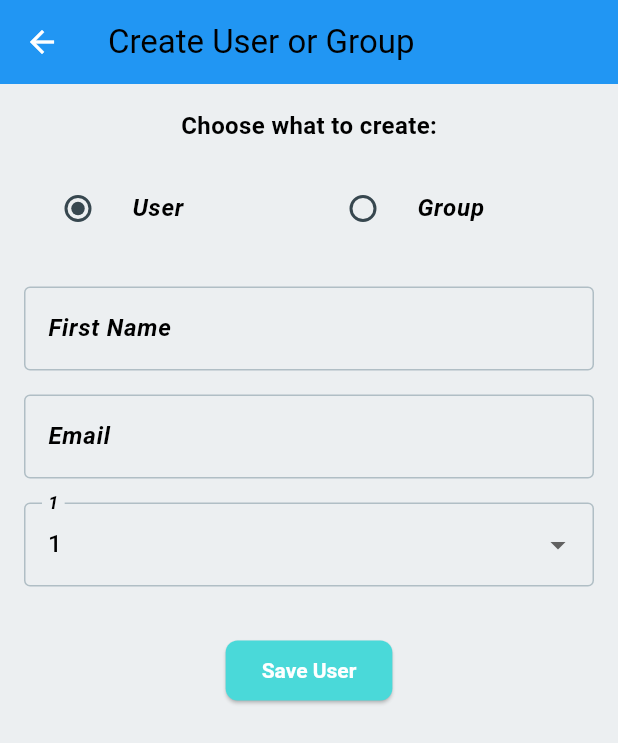
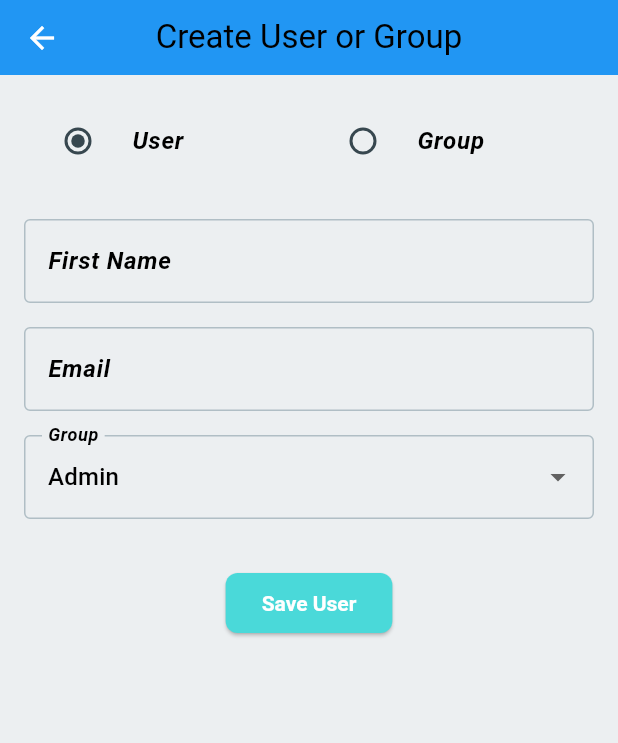
Before and after one commit to RegisSalesRA/flask_flutter, a Flutter app: the screen it shows after launch, after a tap on the "add" icon, on a phone screen of 412 x 824 dp. Shown: the top 743 px of the screen. Run offline on Flutter 3.47's test engine with Material 3 defaults, Android fonts, the phone set to English and light mode, and no system bars; our stand-ins replace bloc, equatable, flutter_bloc, get_it; network calls fail; Roboto replaces fonts that are missing (Rubik).

Commit message:
deixando o código mais limpo e dividindo responsabilidades

```diff
--- /dev/null
+++ b/client/lib/application/helpers/handler_erros_helper.dart
@@ -0,0 +1,30 @@
+  import '../pages/users/bloc/users_bloc.dart';
+
+UserError handleError(dynamic e) {
+    if (e is NetworkException) {
+      return UserError("Network Error: ${e.message}");
+    } else if (e is TimeoutException) {
+      return UserError("Request timed out. Please try again.");
+    } else {
+      return UserError("Unexpected error occurred: ${e.toString()}");
+    }
+  }
+
+
+class NetworkException implements Exception {
+  final String message;
+
+  NetworkException([this.message = 'Network error occurred']);
+
+  @override
+  String toString() => message;
+}
+
+class TimeoutException implements Exception {
+  final String message;
+
+  TimeoutException([this.message = 'Request timed out']);
+
+  @override
+  String toString() => message;
+}
--- a/client/lib/application/pages/users/bloc/users_bloc.dart
+++ b/client/lib/application/pages/users/bloc/users_bloc.dart
@@ -1,4 +1,5 @@
 import 'package:bloc/bloc.dart';
+import 'package:client/application/helpers/handler_erros_helper.dart';
 import 'package:client/domain/usecases/user_usercases.dart';
 import 'package:equatable/equatable.dart';
 import '../../../../data/models/user_model.dart';
@@ -22,7 +23,7 @@ class UserBloc extends Bloc<UserEvent, UserState> {
       final users = await userUseCases.getusers();
       emit(UserLoaded(users));
     } catch (e) {
-      emit(_handleError(e));
+      emit(handleError(e));
     }
   }
 
@@ -34,7 +35,7 @@ class UserBloc extends Bloc<UserEvent, UserState> {
           ..add(event.user);
         emit(UserLoaded(updatedUsers));
       } catch (e) {
-        emit(_handleError(e));
+        emit(handleError(e));
       }
     }
   }
@@ -48,7 +49,7 @@ class UserBloc extends Bloc<UserEvent, UserState> {
         }).toList();
         emit(UserLoaded(updatedUsers));
       } catch (e) {
-        emit(_handleError(e));
+        emit(handleError(e));
       }
     }
   }
@@ -63,36 +64,8 @@ class UserBloc extends Bloc<UserEvent, UserState> {
             .toList();
         emit(UserLoaded(updatedUsers));
       } catch (e) {
-        emit(_handleError(e));
+        emit(handleError(e));
       }
     }
   }
-
-  UserError _handleError(dynamic e) {
-    if (e is NetworkException) {
-      return UserError("Network Error: ${e.message}");
-    } else if (e is TimeoutException) {
-      return UserError("Request timed out. Please try again.");
-    } else {
-      return UserError("Unexpected error occurred: ${e.toString()}");
-    }
-  }
 }
-
-class NetworkException implements Exception {
-  final String message;
-
-  NetworkException([this.message = 'Network error occurred']);
-
-  @override
-  String toString() => message;
-}
-
-class TimeoutException implements Exception {
-  final String message;
-
-  TimeoutException([this.message = 'Request timed out']);
-
-  @override
-  String toString() => message;
-}
--- a/client/lib/application/pages/users/create_users_or_grup_page.dart
+++ b/client/lib/application/pages/users/create_users_or_grup_page.dart
@@ -1,7 +1,7 @@
-import 'package:client/data/models/user_model.dart';
+import 'package:client/application/pages/users/widgets/appbar_widget.dart';
+import 'package:client/application/pages/users/widgets/group_form_widget.dart';
+import 'package:client/application/pages/users/widgets/user_form_widget.dart';
 import 'package:flutter/material.dart';
-import 'package:flutter_bloc/flutter_bloc.dart';
-import 'bloc/users_bloc.dart';
 
 class CreateUserOrGroupPage extends StatefulWidget {
   const CreateUserOrGroupPage({super.key});
@@ -15,22 +15,18 @@ class _CreateUserOrGroupPageState extends State<CreateUserOrGroupPage> {
 
   @override
   Widget build(BuildContext context) {
+    final themeData = Theme.of(context);
     return Scaffold(
-      appBar: AppBar(
-        title: const Text("Create User or Group"),
+      appBar: AppBarWidget(
+        title: "Create User or Group",
+        themeData: themeData,
+        widgetAction: SizedBox(),
       ),
       body: Padding(
         padding: const EdgeInsets.all(16.0),
         child: Column(
           crossAxisAlignment: CrossAxisAlignment.start,
           children: [
-            const Center(
-              child: Text(
-                "Choose what to create:",
-                style: TextStyle(fontSize: 16, fontWeight: FontWeight.bold),
-              ),
-            ),
-            const SizedBox(height: 16),
             Row(
               children: [
                 Expanded(
@@ -71,141 +67,3 @@ class _CreateUserOrGroupPageState extends State<CreateUserOrGroupPage> {
     );
   }
 }
-
-class CreateUserForm extends StatefulWidget {
-  const CreateUserForm({super.key});
-
-  @override
-  _CreateUserFormState createState() => _CreateUserFormState();
-}
-
-class _CreateUserFormState extends State<CreateUserForm> {
-  final _formKey = GlobalKey<FormState>();
-  final TextEditingController _firstNameController = TextEditingController();
-  final TextEditingController _emailController = TextEditingController();
-  int? _selectedGroup = 1;
-
-  final List<int> _groups = [1, 2, 3];
-
-  @override
-  Widget build(BuildContext context) {
-    return Form(
-      key: _formKey,
-      child: Column(
-        children: [
-          TextFormField(
-            controller: _firstNameController,
-            decoration: const InputDecoration(labelText: "First Name"),
-            validator: (value) {
-              if (value == null || value.isEmpty) {
-                return "Please enter the first name";
-              }
-              return null;
-            },
-          ),
-          const SizedBox(height: 16),
-          TextFormField(
-            controller: _emailController,
-            decoration: const InputDecoration(labelText: "Email"),
-            keyboardType: TextInputType.emailAddress,
-            validator: (value) {
-              if (value == null || value.isEmpty) {
-                return "Please enter the email";
-              }
-              if (!RegExp(r'^[^@]+@[^@]+\.[^@]+').hasMatch(value)) {
-                return "Please enter a valid email address";
-              }
-              return null;
-            },
-          ),
-          const SizedBox(height: 16),
-          DropdownButtonFormField<int>(
-            decoration: const InputDecoration(labelText: "1"),
-            value: _selectedGroup,
-            items: _groups.map((group) {
-              return DropdownMenuItem(
-                value: group,
-                child: Text(group.toString()),
-              );
-            }).toList(),
-            onChanged: (value) {
-              setState(() {
-                _selectedGroup = value!;
-              });
-            },
-            validator: (value) {
-              if (value == null) {
-                return "Please select a group";
-              }
-              return null;
-            },
-          ),
-          const SizedBox(height: 32),
-          ElevatedButton(
-            onPressed: () {
-              if (_formKey.currentState!.validate()) {
-                final userModel = UserModel(
-                  id: 0,
-                  firstName: _firstNameController.text,
-                  email: _emailController.text,
-                  group: {"groupId": _selectedGroup},
-                );
-                context.read<UserBloc>().add(
-                      AddUser(userModel),
-                    );
-                Navigator.pop(context);
-              }
-            },
-            child: const Text("Save User"),
-          )
-        ],
-      ),
-    );
-  }
-}
-
-class CreateGroupForm extends StatefulWidget {
-  const CreateGroupForm({super.key});
-
-  @override
-  _CreateGroupFormState createState() => _CreateGroupFormState();
-}
-
-class _CreateGroupFormState extends State<CreateGroupForm> {
-  final _formKey = GlobalKey<FormState>();
-  final TextEditingController _groupNameController = TextEditingController();
-
-  @override
-  Widget build(BuildContext context) {
-    return Form(
-      key: _formKey,
-      child: Column(
-        children: [
-          TextFormField(
-            controller: _groupNameController,
-            decoration: const InputDecoration(labelText: "Group Name"),
-            validator: (value) {
-              if (value == null || value.isEmpty) {
-                return "Please enter the group name";
-              }
-              return null;
-            },
-          ),
-          const SizedBox(height: 32),
-          ElevatedButton(
-            onPressed: () {
-              if (_formKey.currentState!.validate()) {
-                final groupName = _groupNameController.text;
-
-                print("Group Name: $groupName");
-
-                Navigator.pop(context);
-              }
-            },
-            child: const Text("Save Group"),
-          ),
-        ],
-      ),
-    );
-  }
-}
--- a/client/lib/application/pages/users/users_page.dart
+++ b/client/lib/application/pages/users/users_page.dart
@@ -1,10 +1,10 @@
 import 'package:client/application/pages/users/bloc/users_bloc.dart';
 import 'package:client/application/pages/users/create_users_or_grup_page.dart';
+import 'package:client/application/pages/users/widgets/appbar_widget.dart';
 import 'package:client/application/pages/users/widgets/form_update_widget.dart';
 import 'package:flutter/material.dart';
 import 'package:flutter_bloc/flutter_bloc.dart';
 import 'package:provider/provider.dart';
-
 import '../../core/services/theme_service.dart';
 
 class UserPageProvider extends StatefulWidget {
@@ -27,20 +27,15 @@ class _UserPageState extends State<UserPageProvider> {
   Widget build(BuildContext context) {
     final themeData = Theme.of(context);
     return Scaffold(
-      appBar: AppBar(
-        title: Text(
-          "Users list",
-          style: themeData.textTheme.bodyLarge,
+      appBar: AppBarWidget(
+        themeData: themeData,
+        title: "Flask Flutter Bloc",
+        widgetAction: Switch(
+          value: Provider.of<ThemeService>(context).isDarkModeOn,
+          onChanged: (_) {
+            Provider.of<ThemeService>(context, listen: false).toggleTheme();
+          },
         ),
-        centerTitle: true,
-        actions: [
-          Switch(
-            value: Provider.of<ThemeService>(context).isDarkModeOn,
-            onChanged: (_) {
-              Provider.of<ThemeService>(context, listen: false).toggleTheme();
-            },
-          ),
-        ],
       ),
       body: SizedBox(
         height: MediaQuery.of(context).size.height,
--- /dev/null
+++ b/client/lib/application/pages/users/widgets/appbar_widget.dart
@@ -0,0 +1,29 @@
+import 'package:flutter/material.dart';
+
+class AppBarWidget extends StatelessWidget implements PreferredSizeWidget {
+  final String? title;
+  final Widget? widgetAction;
+  final ThemeData themeData;
+  const AppBarWidget(
+      {Key? key,
+      required this.title,
+      required this.widgetAction,
+      required this.themeData})
+      : super(key: key);
+
+  @override
+  Size get preferredSize => const Size.fromHeight(50);
+
+  @override
+  Widget build(BuildContext context) {
+    return AppBar(
+      foregroundColor: Colors.grey.shade400,
+      centerTitle: true,
+      title: Text(
+        title!,
+        style: Theme.of(context).textTheme.titleLarge,
+      ),
+      actions: [widgetAction!],
+    );
+  }
+}
--- /dev/null
+++ b/client/lib/application/pages/users/widgets/user_form_widget.dart
@@ -0,0 +1,106 @@
+import 'package:client/application/pages/users/bloc/users_bloc.dart';
+import 'package:client/data/models/user_model.dart';
+import 'package:flutter/material.dart';
+import 'package:flutter_bloc/flutter_bloc.dart';
+
+class CreateUserForm extends StatefulWidget {
+  const CreateUserForm({super.key});
+
+  @override
+  _CreateUserFormState createState() => _CreateUserFormState();
+}
+
+class _CreateUserFormState extends State<CreateUserForm> {
+  final _formKey = GlobalKey<FormState>();
+  final TextEditingController _firstNameController = TextEditingController();
+  final TextEditingController _emailController = TextEditingController();
+  int? _selectedGroup = 1;
+
+  final List<Map<String, dynamic>> _groups = [
+    {"id": 1, "name": "Admin"},
+    {"id": 2, "name": "User"},
+    {"id": 3, "name": "Guest"}
+  ];
+
+  @override
+  void dispose() {
+    _firstNameController.dispose();
+    _emailController.dispose();
+    super.dispose();
+  }
+
+  @override
+  Widget build(BuildContext context) {
+    return Form(
+      key: _formKey,
+      child: Column(
+        children: [
+          TextFormField(
+            controller: _firstNameController,
+            decoration: const InputDecoration(labelText: "First Name"),
+            validator: (value) {
+              if (value == null || value.isEmpty) {
+                return "Please enter the first name";
+              }
+              return null;
+            },
+          ),
+          const SizedBox(height: 16),
+          TextFormField(
+            controller: _emailController,
+            decoration: const InputDecoration(labelText: "Email"),
+            keyboardType: TextInputType.emailAddress,
+            textInputAction: TextInputAction.done,
+            validator: (value) {
+              if (value == null || value.isEmpty) {
+                return "Please enter the email";
+              }
+              if (!RegExp(r'^[^@]+@[^@]+\.[^@]+').hasMatch(value)) {
+                return "Please enter a valid email address";
+              }
+              return null;
+            },
+          ),
+          const SizedBox(height: 16),
+          DropdownButtonFormField<int>(
+            decoration: const InputDecoration(labelText: "Group"),
+            value: _selectedGroup,
+            items: _groups.map((group) {
+              return DropdownMenuItem<int>(
+                value: group['id'] as int,
+                child: Text(group['name']),
+              );
+            }).toList(),
+            onChanged: (value) {
+              setState(() {
+                _selectedGroup = value!;
+              });
+            },
+            validator: (value) =>
+                value == null ? "Please select a group" : null,
+          ),
+          const SizedBox(height: 32),
+          ElevatedButton(
+            onPressed: () {
+              if (_formKey.currentState!.validate()) {
+                final userModel = UserModel(
+                  id: 0,
+                  firstName: _firstNameController.text,
+                  email: _emailController.text,
+                  group: {"groupId": _selectedGroup},
+                );
+                context.read<UserBloc>().add(
+                      AddUser(userModel),
+                    );
+                _firstNameController.clear();
+                _emailController.clear();
+                Navigator.pop(context);
+              }
+            },
+            child: const Text("Save User"),
+          ),
+        ],
+      ),
+    );
+  }
+}
```
Also changed, not shown: client/lib/application/pages/users/widgets/group_form_widget.dart (added, +53 -0 lines).
